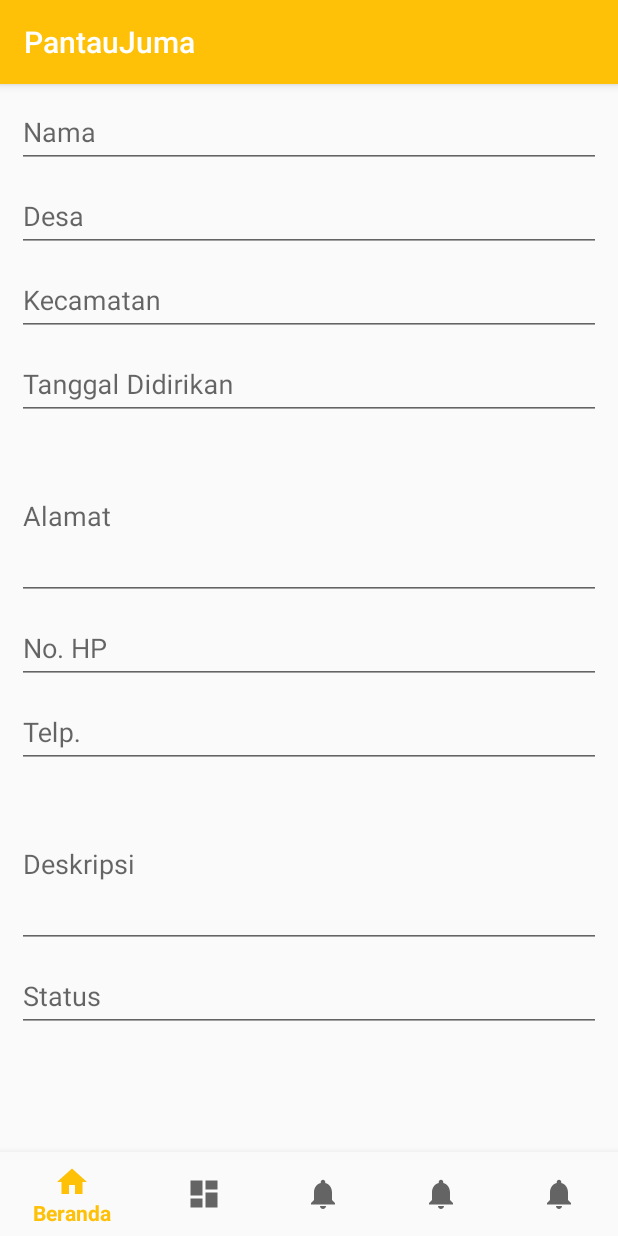
After one commit to sehatmaru/pantaujuma, an Android app: the fragment AddPoktanFragment placed in its activity, on a phone screen of 412 x 824 dp. The commit adds this screen. Run offline under Robolectric (Android 15) with nearby library versions, the phone set to English and light mode, and no system bars; our stand-ins replace ButterKnife; libraries missing offline, so code that uses them is left out: com.joanzapata.iconify, io.realm.

Commit message:
Target: UI for the Apps

```diff
--- a/app/src/main/java/teknodesa/devlops/pantaujuma/components/MainActivity.java
+++ b/app/src/main/java/teknodesa/devlops/pantaujuma/components/MainActivity.java
@@ -19,6 +19,9 @@ import butterknife.ButterKnife;
 import teknodesa.devlops.pantaujuma.R;
 import teknodesa.devlops.pantaujuma.components.home.HomeFragment;
 import teknodesa.devlops.pantaujuma.components.penduduk.AddPendudukFragment;
+import teknodesa.devlops.pantaujuma.components.petani.AddPengurusPoktanFragment;
+import teknodesa.devlops.pantaujuma.components.petani.AddPetaniFragment;
+import teknodesa.devlops.pantaujuma.components.petani.AddPoktanFragment;
 
 public class MainActivity extends AppCompatActivity {
     /*@BindView(R.id.message)
@@ -28,6 +31,9 @@ public class MainActivity extends AppCompatActivity {
 
     HomeFragment homeFragment;
     AddPendudukFragment addPendudukFragment;
+    AddPoktanFragment addPoktanFragment;
+    AddPengurusPoktanFragment addPengurusPoktanFragment;
+    AddPetaniFragment addPetaniFragment;
 
     private boolean doubleBackToExitPressedOnce = false;
 
@@ -49,11 +55,17 @@ public class MainActivity extends AppCompatActivity {
                     //mTextMessage.setText(R.string.title_juma);
                     replaceFragment(addPendudukFragment);
                     return true;
+                case R.id.navigation_komoditas:
+                    //mTextMessage.setText(R.string.title_post);
+                    replaceFragment(addPetaniFragment);
+                    return true;
                 case R.id.navigation_post:
                     //mTextMessage.setText(R.string.title_post);
+                    replaceFragment(addPoktanFragment);
                     return true;
                 case R.id.navigation_profil:
                     //mTextMessage.setText(R.string.title_profil);
+                    replaceFragment(addPengurusPoktanFragment);
                     return true;
             }
             return false;
@@ -70,6 +82,7 @@ public class MainActivity extends AppCompatActivity {
         navigation.setOnNavigationItemSelectedListener(mOnNavigationItemSelectedListener);
 
         setupTabLayout();
+        replaceFragment(homeFragment);
     }
 
     private void setupTabLayout() {
--- /dev/null
+++ b/app/src/main/java/teknodesa/devlops/pantaujuma/components/petani/AddPoktanFragment.java
@@ -0,0 +1,35 @@
+package teknodesa.devlops.pantaujuma.components.petani;
+
+import android.os.Bundle;
+import android.support.design.widget.TabLayout;
+import android.support.v4.app.Fragment;
+import android.support.v4.app.FragmentManager;
+import android.support.v4.app.FragmentPagerAdapter;
+import android.support.v4.app.FragmentTransaction;
+import android.support.v4.view.ViewPager;
+import android.view.LayoutInflater;
+import android.view.View;
+import android.view.ViewGroup;
+import android.widget.TextView;
+
+import java.util.ArrayList;
+import java.util.List;
+
+import butterknife.BindView;
+import butterknife.ButterKnife;
+import teknodesa.devlops.pantaujuma.R;
+import teknodesa.devlops.pantaujuma.components.penduduk.AddPendudukFragment;
+import teknodesa.devlops.pantaujuma.components.penduduk.AlamatFragment;
+import teknodesa.devlops.pantaujuma.components.penduduk.BiodataFragment;
+
+public class AddPoktanFragment extends Fragment {
+    @Override
+    public View onCreateView(LayoutInflater inflater, ViewGroup container,
+                             Bundle savedInstanceState) {
+
+        View v = inflater.inflate(R.layout.fragment_addpoktan, container, false);
+        ButterKnife.bind(this, v);
+
+        return v;
+    }
+}
--- /dev/null
+++ b/app/src/main/res/layout/fragment_addpoktan.xml
@@ -0,0 +1,134 @@
+<?xml version="1.0" encoding="utf-8"?>
+<ScrollView xmlns:android="http://schemas.android.com/apk/res/android"
+    android:layout_width="match_parent" android:layout_height="match_parent">
+
+
+    <LinearLayout
+        android:layout_width="match_parent"
+        android:layout_height="wrap_content"
+        android:orientation="vertical"
+        android:layout_marginLeft="5pt"
+        android:layout_marginRight="5pt">
+
+        <android.support.design.widget.TextInputLayout
+            android:id="@+id/input_layout_nama"
+            android:layout_width="match_parent"
+            android:layout_height="wrap_content">
+
+            <EditText
+                android:id="@+id/input_nama"
+                android:layout_width="match_parent"
+                android:layout_height="wrap_content"
+                android:hint="@string/nama"
+                android:singleLine="true" />
+        </android.support.design.widget.TextInputLayout>
+
+        <android.support.design.widget.TextInputLayout
+            android:id="@+id/input_layout_desa"
+            android:layout_width="match_parent"
+            android:layout_height="wrap_content">
+
+            <EditText
+                android:id="@+id/input_desa"
+                android:layout_width="match_parent"
+                android:layout_height="wrap_content"
+                android:hint="@string/desa"
+                android:singleLine="true" />
+        </android.support.design.widget.TextInputLayout>
+
+        <android.support.design.widget.TextInputLayout
+            android:id="@+id/input_layout_kecamatan"
+            android:layout_width="match_parent"
+            android:layout_height="wrap_content">
+
+            <EditText
+                android:id="@+id/input_kecamatan"
+                android:layout_width="match_parent"
+                android:layout_height="wrap_content"
+                android:hint="@string/kecamatan"
+                android:singleLine="true" />
+        </android.support.design.widget.TextInputLayout>
+
+        <android.support.design.widget.TextInputLayout
+            android:id="@+id/input_layout_tanggaldidirikan"
+            android:layout_width="match_parent"
+            android:layout_height="wrap_content">
+
+            <EditText
+                android:id="@+id/input_tanggaldidirikan"
+                android:layout_width="match_parent"
+                android:layout_height="wrap_content"
+                android:hint="@string/tanggalDidirikan"
+                android:singleLine="true" />
+        </android.support.design.widget.TextInputLayout>
+
+        <android.support.design.widget.TextInputLayout
+            android:id="@+id/input_layout_alamat"
+            android:layout_width="match_parent"
+            android:layout_height="wrap_content">
+
+            <EditText
+                android:id="@+id/input_alamat"
+                android:layout_width="match_parent"
+                android:layout_height="wrap_content"
+                android:ems="10"
+                android:hint="@string/alamat"
+                android:inputType="textMultiLine"
+                android:lines="4" />
+        </android.support.design.widget.TextInputLayout>
+
+        <android.support.design.widget.TextInputLayout
+            android:id="@+id/input_layout_nohp"
+            android:layout_width="match_parent"
+            android:layout_height="wrap_content">
+
+            <EditText
+                android:id="@+id/input_nohp"
+                android:layout_width="match_parent"
+                android:layout_height="wrap_content"
+                android:hint="@string/noHP"
+                android:singleLine="true" />
+        </android.support.design.widget.TextInputLayout>
+
+        <android.support.design.widget.TextInputLayout
+            android:id="@+id/input_layout_notelp"
+            android:layout_width="match_parent"
+            android:layout_height="wrap_content">
+
+            <EditText
+                android:id="@+id/input_notelp"
+                android:layout_width="match_parent"
+                android:layout_height="wrap_content"
+                android:hint="@string/telp"
+                android:singleLine="true" />
+        </android.support.design.widget.TextInputLayout>
+
+        <android.support.design.widget.TextInputLayout
+            android:id="@+id/input_layout_deskripsi"
+            android:layout_width="match_parent"
+            android:layout_height="wrap_content">
+
+            <EditText
+                android:id="@+id/input_deskripsi"
+                android:layout_width="match_parent"
+                android:layout_height="wrap_content"
+                android:ems="10"
+                android:hint="@string/deskripsi"
+                android:inputType="textMultiLine"
+                android:lines="4"/>
+        </android.support.design.widget.TextInputLayout>
+
+        <android.support.design.widget.TextInputLayout
+            android:id="@+id/input_layout_status"
+            android:layout_width="match_parent"
+            android:layout_height="wrap_content">
+
+            <EditText
+                android:id="@+id/input_status"
+                android:layout_width="match_parent"
+                android:layout_height="wrap_content"
+                android:hint="@string/status"
+                android:singleLine="true" />
+        </android.support.design.widget.TextInputLayout>
+    </LinearLayout>
+</ScrollView>
--- /dev/null
+++ b/app/src/main/res/layout/tab_layout_item.xml
@@ -0,0 +1,2 @@
+<?xml version="1.0" encoding="utf-8"?>
+<TextView style="@style/tabTitleStyle" />
--- a/app/src/main/res/values/strings.xml
+++ b/app/src/main/res/values/strings.xml
@@ -40,6 +40,15 @@
 
     <string name="tabBiodata">Biodata</string>
     <string name="tabAlamat">Alamat</string>
+
+    <!--Poktan-->
+    <string name="nama">Nama</string>
+    <string name="tanggalDidirikan">Tanggal Didirikan</string>
+    <string name="deskripsi">Deskripsi</string>
+
+    <!--Pengurus Poktan-->
+    <string name="jabatan">Jabatan</string>
+    <string name="periode">Periode</string>
 
     <!--Login  -->
     <string name="namaLengkap">Nama Lengkap</string>
--- a/build.gradle
+++ b/build.gradle
@@ -95,4 +95,6 @@ ext{
     okHttpVersion = '3.6.0'
     retrofit2Version = '2.2.0'
 
+    //realmrecycler
+    realmRecyclerVersion = '2.1.1'
 }
```
Also changed, not shown: app/src/main/java/teknodesa/devlops/pantaujuma/components/penduduk/AddPendudukFragment.java (+31 -2 lines), app/src/main/java/teknodesa/devlops/pantaujuma/components/petani/AddPengurusPoktanFragment.java (added, +22 -0 lines), app/src/main/java/teknodesa/devlops/pantaujuma/components/petani/AddPetaniFragment.java (added, +23 -0 lines), app/src/main/res/layout/fragment_addpenduduk.xml (+8 -23 lines), app/src/main/res/layout/fragment_addpenguruspoktan.xml (added, +110 -0 lines), app/src/main/res/layout/fragment_addpetani.xml (added, +96 -0 lines), app/src/main/res/drawable/alamat.png (added), app/src/main/res/drawable/penduduk.png (added).
